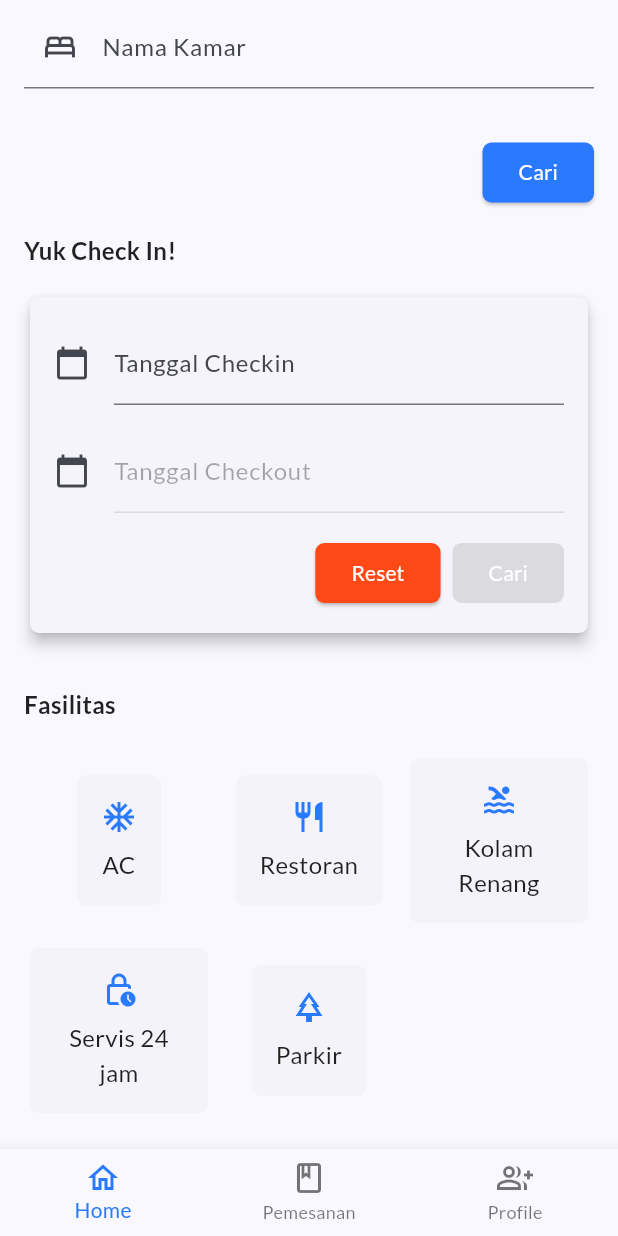
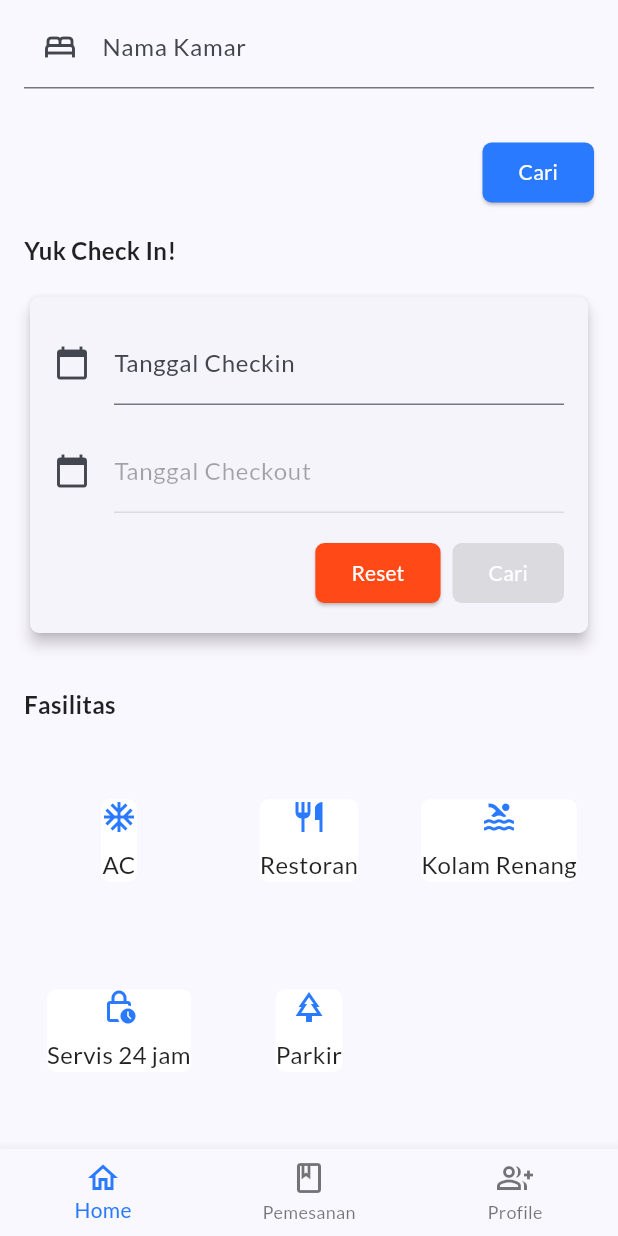
Before and after one commit to GabrielAllba/UGD2_C_Kelompok6, a Flutter app: the TabsScreen screen opened directly, scrolled down 302 dp, on a phone screen of 412 x 824 dp. Run offline on Flutter 3.47's test engine with Material 2 defaults, Android fonts, the phone set to English and light mode, and no system bars; our stand-ins replace flutter_slidable, fluttertoast, google_fonts, shared_preferences, sqflite; accounts and stored records are empty.

Commit message:
fix bottom overflowed

```diff
--- a/lib/components/fasilitas_umum.dart
+++ b/lib/components/fasilitas_umum.dart
@@ -27,16 +27,16 @@ class FasilitasState extends State<Fasilitas> {
                   return GridTile(
                     child: Column(
                       mainAxisAlignment: MainAxisAlignment.center,
+                      mainAxisSize: MainAxisSize.min,
                       children: [
                         Card(
                           elevation: 0,
-                          surfaceTintColor: Colors.white,
+                          color: Colors.white,
                           shape: RoundedRectangleBorder(
                             borderRadius: BorderRadius.circular(6),
                           ),
-                          child: Padding(
-                            padding: const EdgeInsets.all(16),
                           child: Column(
+                            mainAxisSize: MainAxisSize.min,
                             children: [
                               Icon(
                                 fasilitasUmum[index].icon,
@@ -53,7 +53,6 @@ class FasilitasState extends State<Fasilitas> {
                               ),
                             ],
                           ),
-                          ),
                         )
                       ],
                     ),
```
Lines whose indentation alone changed are shown as unchanged.
